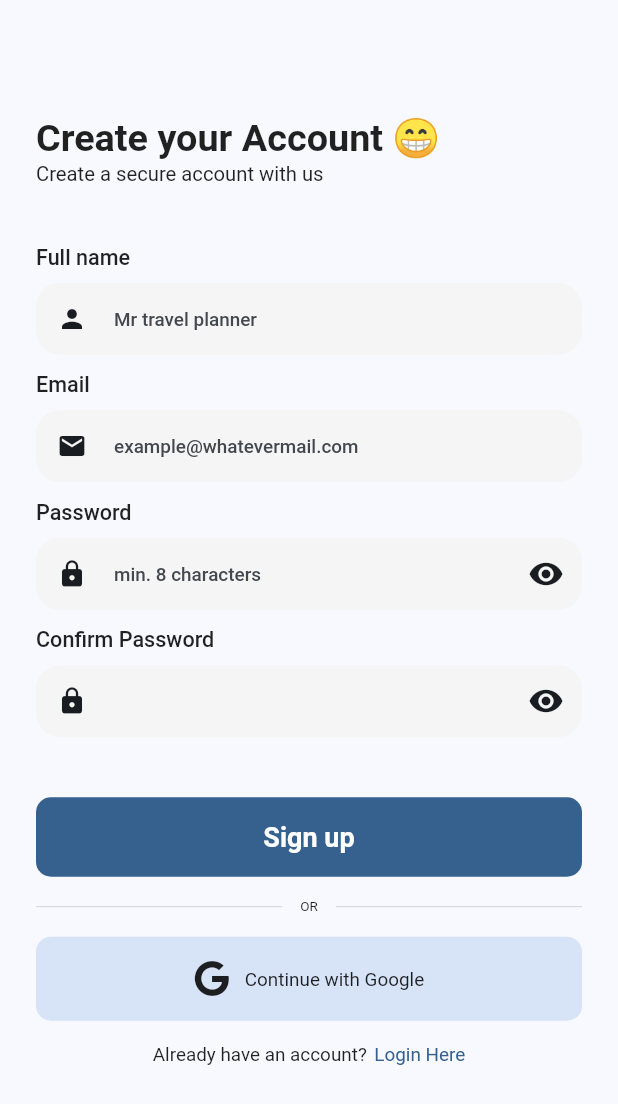
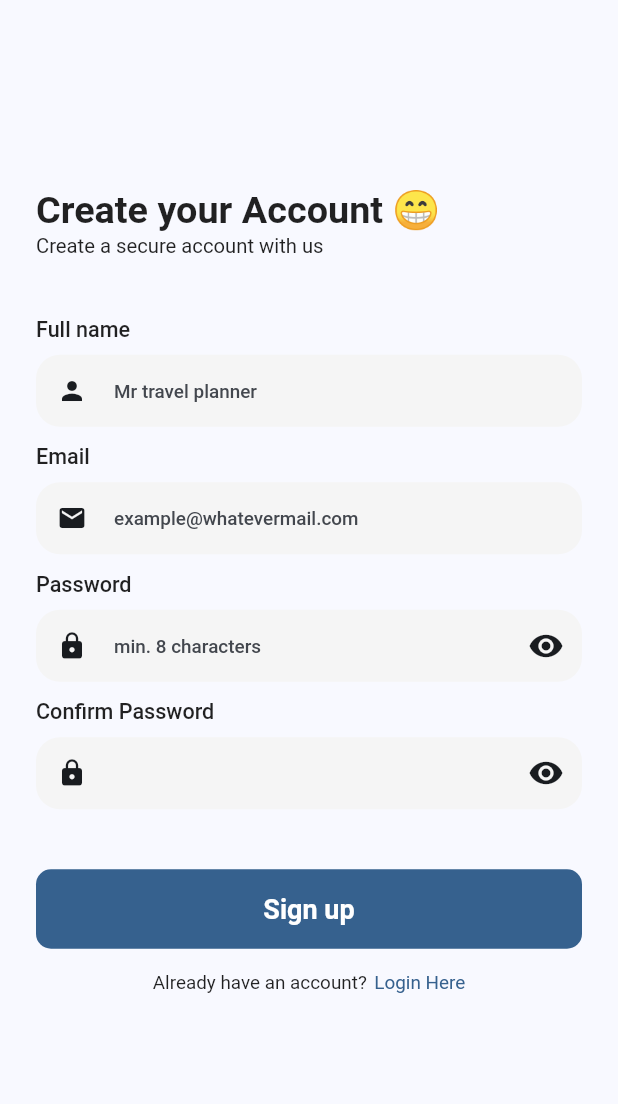
Before and after one commit to Charlie-97/travel_planner, a Flutter app: the SignUpScreen screen opened by its route, on a phone screen of 412 x 824 dp. Shown: the top 1104 px of the screen. Run offline on Flutter 3.47's test engine with Material 2 defaults, Android fonts, the phone set to English and light mode, and no system bars; our stand-ins replace animate_do, font_awesome_flutter, google_fonts, lottie, objectbox, sqflite; missing offline and left inert: chatview; accounts and stored records are empty; generated files the repository leaves out were written again; Roboto replaces fonts that are missing (Ubuntu); statements that could not run were skipped.

Commit message:
fix: removed google sign up

```diff
--- a/lib/app/presentation/authentication/screens/sign_up.dart
+++ b/lib/app/presentation/authentication/screens/sign_up.dart
@@ -357,29 +357,29 @@ class _SignUpScreenState extends State<SignUpScreen> {
                     },
                     title: "Sign up",
                   ),
-                  const SizedBox(height: 12),
-                  const Row(
-                    children: [
-                      Expanded(
-                        child: Divider(thickness: 0.5),
-                      ),
-                      SizedBox(width: 12),
-                      Center(
-                        child: Text(
-                          'OR',
-                          style: TextStyle(fontSize: 10.0),
-                        ),
-                      ),
-                      SizedBox(width: 12),
-                      Expanded(
-                        child: Divider(thickness: 0.5),
-                      ),
-                    ],
-                  ),
-                  const SizedBox(
-                    height: 12,
-                  ),
-                  const GoogleButton(),
+                  // const SizedBox(height: 12),
+                  // const Row(
+                  //   children: [
+                  //     Expanded(
+                  //       child: Divider(thickness: 0.5),
+                  //     ),
+                  //     SizedBox(width: 12),
+                  //     Center(
+                  //       child: Text(
+                  //         'OR',
+                  //         style: TextStyle(fontSize: 10.0),
+                  //       ),
+                  //     ),
+                  //     SizedBox(width: 12),
+                  //     Expanded(
+                  //       child: Divider(thickness: 0.5),
+                  //     ),
+                  //   ],
+                  // ),
+                  // const SizedBox(
+                  //   height: 12,
+                  // ),
+                  // const GoogleButton(),
                   const SizedBox(
                     height: 15.0,
                   ),
```
